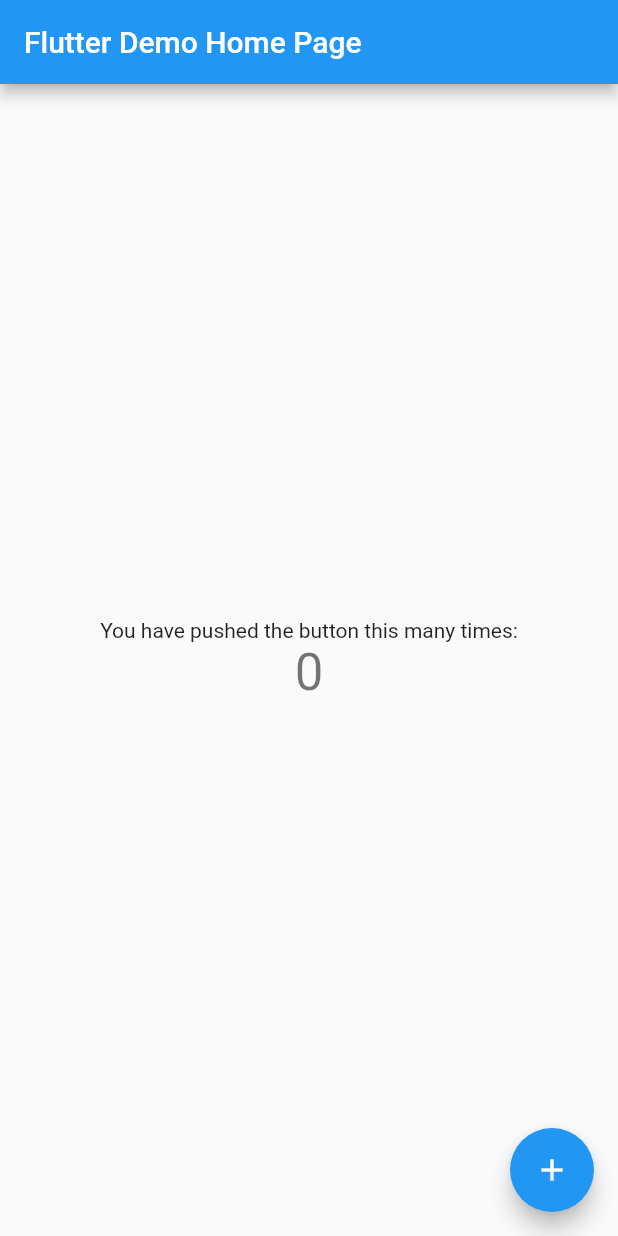
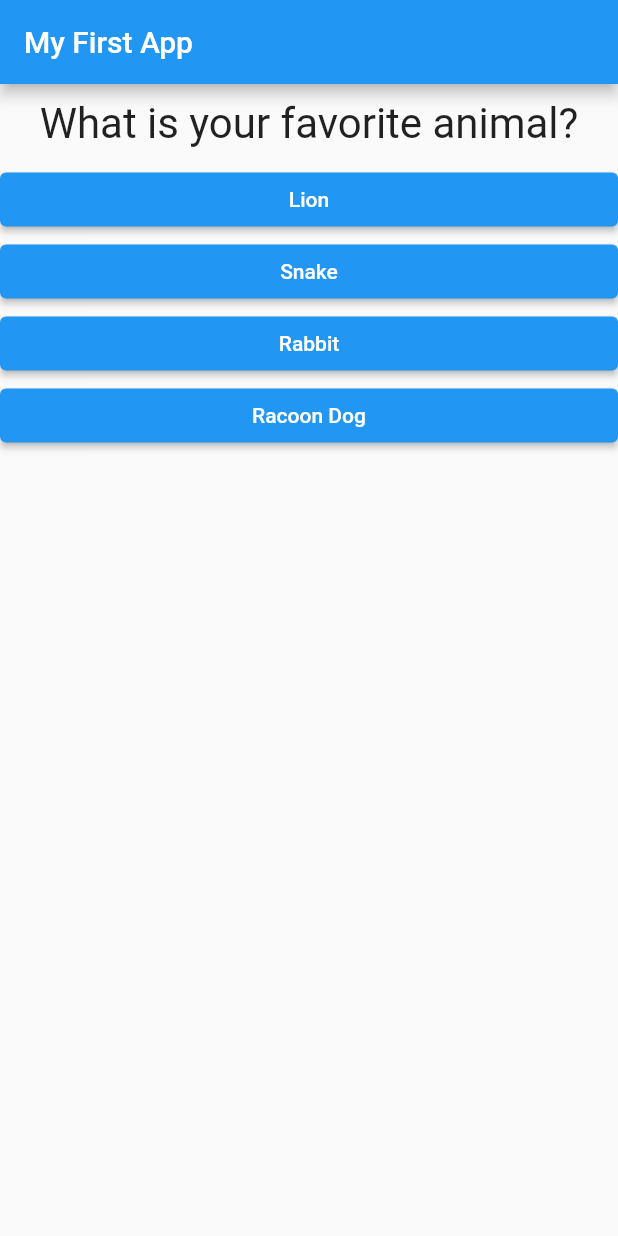
Before and after one commit to erikfors/first_flutter_app, a Flutter app: the screen it shows after launch, on a phone screen of 412 x 824 dp. Run offline on Flutter 3.47's test engine with Material 2 defaults, Android fonts, the phone set to English and light mode, and no system bars.

Commit message:
finished app

```diff
--- /dev/null
+++ b/lib/answer.dart
@@ -0,0 +1,21 @@
+import 'package:flutter/material.dart';
+
+class Answer extends StatelessWidget {
+  final VoidCallback answerQuestion;
+  final String answerText;
+
+  Answer(this.answerQuestion,this.answerText);
+
+  @override
+  Widget build(BuildContext context) {
+    return Container(
+      width: double.infinity,
+      child: ElevatedButton(
+              child: Text(
+                answerText,
+              ),
+              onPressed: answerQuestion,
+            ),
+    );
+  }
+}
--- a/lib/main.dart
+++ b/lib/main.dart
@@ -1,113 +1,84 @@
 import 'package:flutter/material.dart';
 
-void main() {
-  runApp(MyApp());
-}
+import './quiz.dart';
+import './result.dart';
 
-class MyApp extends StatelessWidget {
-  // This widget is the root of your application.
+void main() => runApp(MyApp());
+
+class MyApp extends StatefulWidget {
   @override
-  Widget build(BuildContext context) {
-    return MaterialApp(
-      title: 'Flutter Demo',
-      theme: ThemeData(
-        // This is the theme of your application.
-        //
-        // Try running your application with "flutter run". You'll see the
-        // application has a blue toolbar. Then, without quitting the app, try
-        // changing the primarySwatch below to Colors.green and then invoke
-        // "hot reload" (press "r" in the console where you ran "flutter run",
-        // or simply save your changes to "hot reload" in a Flutter IDE).
-        // Notice that the counter didn't reset back to zero; the application
-        // is not restarted.
-        primarySwatch: Colors.blue,
-      ),
-      home: MyHomePage(title: 'Flutter Demo Home Page'),
-    );
+  State<StatefulWidget> createState() {
+    return _MyAppState();
   }
 }
 
-class MyHomePage extends StatefulWidget {
-  MyHomePage({Key? key, required this.title}) : super(key: key);
+class _MyAppState extends State<MyApp> {
+  final _questions = const [
+    {
+      "questionText": "What is your favorite animal?",
+      "answers": [
+        {"text": "Lion", "score": 10},
+        {"text": "Snake", "score": 5},
+        {"text": "Rabbit", "score": 3},
+        {"text": "Racoon Dog", "score": 1},
+      ],
+    },
+    {
+      "questionText": "What is your favorite color?",
+      "answers": [
+        {"text": "Blue", "score": 3},
+        {"text": "White", "score": 1},
+        {"text": "Red", "score": 5},
+        {"text": "Yellow", "score": 2},
+      ],
+    },
+    {
+      "questionText": "What is your favorite instructor?",
+      "answers": [
+        {"text": "Max", "score": 1},
+        {"text": "Max", "score": 1},
+        {"text": "Max", "score": 1},
+        {"text": "Max", "score": 1},
+      ],
+    },
+  ];
+  var _questionIndex = 0;
+  var _totalScore = 0;
 
-  // This widget is the home page of your application. It is stateful, meaning
-  // that it has a State object (defined below) that contains fields that affect
-  // how it looks.
+  void _answerQuestion(int score) {
 
-  // This class is the configuration for the state. It holds the values (in this
-  // case the title) provided by the parent (in this case the App widget) and
-  // used by the build method of the State. Fields in a Widget subclass are
-  // always marked "final".
 
-  final String title;
+    _totalScore += score;
+    print("Totals score " + _totalScore.toString());
 
-  @override
-  _MyHomePageState createState() => _MyHomePageState();
-}
+    setState(() {
+      _questionIndex++;
+    });
+  }
 
-class _MyHomePageState extends State<MyHomePage> {
-  int _counter = 0;
+  void _resetQuiz(){
 
-  void _incrementCounter() {
     setState(() {
-      // This call to setState tells the Flutter framework that something has
-      // changed in this State, which causes it to rerun the build method below
-      // so that the display can reflect the updated values. If we changed
-      // _counter without calling setState(), then the build method would not be
-      // called again, and so nothing would appear to happen.
-      _counter = _counter + 2;
+      _totalScore =0;
+      _questionIndex = 0;
     });
   }
 
   @override
   Widget build(BuildContext context) {
-    // This method is rerun every time setState is called, for instance as done
-    // by the _incrementCounter method above.
-    //
-    // The Flutter framework has been optimized to make rerunning build methods
-    // fast, so that you can just rebuild anything that needs updating rather
-    // than having to individually change instances of widgets.
-    return Scaffold(
-      appBar: AppBar(
-        // Here we take the value from the MyHomePage object that was created by
-        // the App.build method, and use it to set our appbar title.
-        title: Text(widget.title),
+    return MaterialApp(
+      home: Scaffold(
+        appBar: AppBar(
+          title: const Text("My First App"),
+        ),
+        body: _questionIndex < _questions.length
+            ? Quiz(
+                answerQuestion: _answerQuestion,
+                questionIndex: _questionIndex,
+                questions: _questions,
+              )
+            : Result(_totalScore,_resetQuiz),
       ),
-      body: Center(
-        // Center is a layout widget. It takes a single child and positions it
-        // in the middle of the parent.
-        child: Column(
-          // Column is also a layout widget. It takes a list of children and
-          // arranges them vertically. By default, it sizes itself to fit its
-          // children horizontally, and tries to be as tall as its parent.
-          //
-          // Invoke "debug painting" (press "p" in the console, choose the
-          // "Toggle Debug Paint" action from the Flutter Inspector in Android
-          // Studio, or the "Toggle Debug Paint" command in Visual Studio Code)
-          // to see the wireframe for each widget.
-          //
-          // Column has various properties to control how it sizes itself and
-          // how it positions its children. Here we use mainAxisAlignment to
-          // center the children vertically; the main axis here is the vertical
-          // axis because Columns are vertical (the cross axis would be
-          // horizontal).
-          mainAxisAlignment: MainAxisAlignment.center,
-          children: <Widget>[
-            Text(
-              'You have pushed the button this many times:',
-            ),
-            Text(
-              '$_counter',
-              style: Theme.of(context).textTheme.headline4,
-            ),
-          ],
-        ),
-      ),
-      floatingActionButton: FloatingActionButton(
-        onPressed: _incrementCounter,
-        tooltip: 'Increment',
-        child: Icon(Icons.add),
-      ), // This trailing comma makes auto-formatting nicer for build methods.
     );
   }
 }
--- /dev/null
+++ b/lib/question.dart
@@ -0,0 +1,22 @@
+import 'package:flutter/material.dart';
+
+class Question extends StatelessWidget {
+  final String questionText;
+
+  Question(this.questionText);
+
+  @override
+  Widget build(BuildContext context) {
+    return Container(
+      width: double.infinity,
+      margin: EdgeInsets.all(10),
+      child: Text(
+        questionText,
+        style: TextStyle(
+          fontSize: 28,
+        ),
+        textAlign: TextAlign.center,
+      ),
+    );
+  }
+}
--- /dev/null
+++ b/lib/quiz.dart
@@ -0,0 +1,29 @@
+import 'package:flutter/cupertino.dart';
+
+import './answer.dart';
+import './question.dart';
+
+class Quiz extends StatelessWidget {
+  final Function answerQuestion;
+  final List<Map<String, Object>> questions;
+  final int questionIndex;
+
+  Quiz(
+      {required this.questions,
+      required this.answerQuestion,
+      required this.questionIndex});
+
+  @override
+  Widget build(BuildContext context) {
+    return Column(
+      children: <Widget>[
+        Question(
+          (questions[questionIndex]["questionText"] as String),
+        ),
+        ...(questions[questionIndex]["answers"] as List<Map<String, Object>>).map((answer) {
+          return Answer(() => answerQuestion(answer["score"]), answer["text"] as String);
+        }),
+      ],
+    );
+  }
+}
```
Also changed, not shown: lib/result.dart (added, +48 -0 lines).
